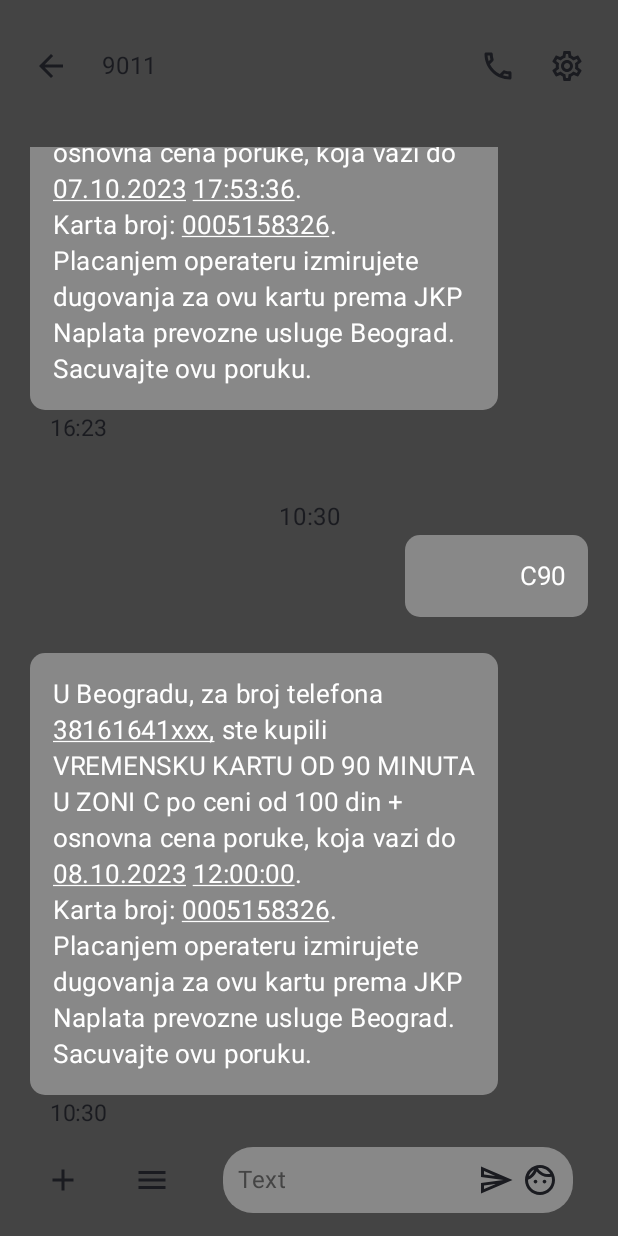
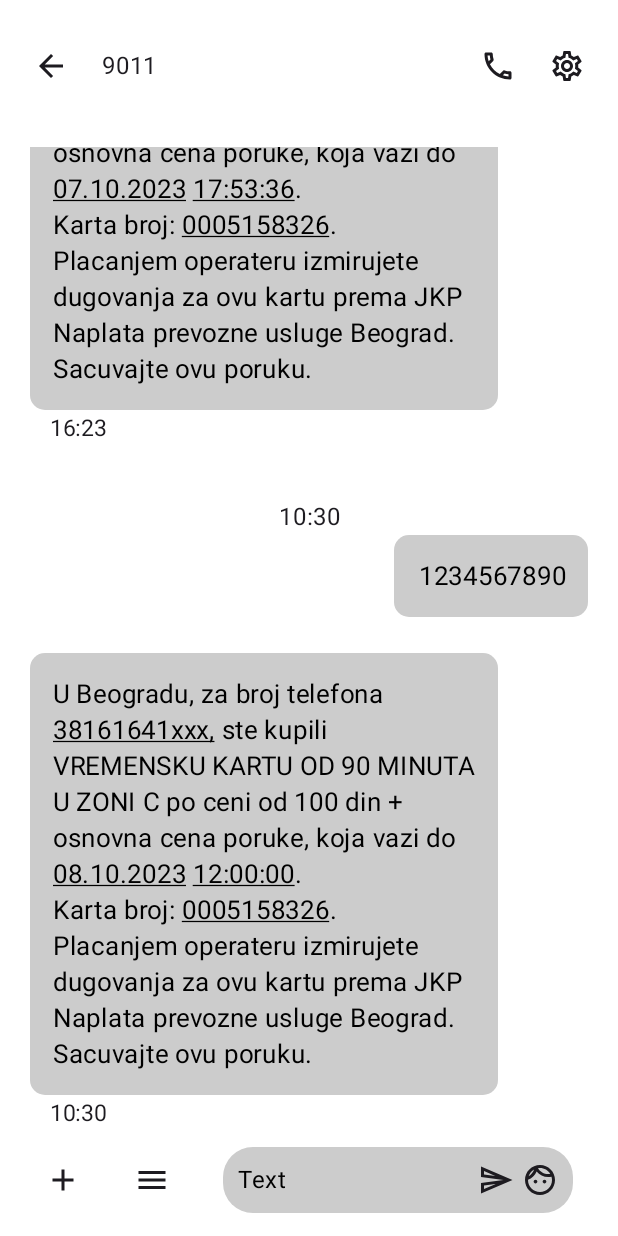
Before and after one commit to stcksmsh/BeogradPlusPlus, an Android app built with Jetpack Compose: the screen it shows after launch (MainActivity), on a phone screen of 412 x 824 dp. Run offline under Robolectric (Android 15) with nearby library versions, the phone set to English and light mode, and no system bars.

Commit message:
I think this change will completely solve the text wrapping issues some users had Closes #10

```diff
--- a/app/src/main/java/io/github/stcksmsh/beogradplusplus/MainActivity.kt
+++ b/app/src/main/java/io/github/stcksmsh/beogradplusplus/MainActivity.kt
@@ -76,7 +76,7 @@ fun Greeting(modifier: Modifier = Modifier) {
 
     Column(
         modifier = Modifier
-            .background(Color.DarkGray)
+            .background(MaterialTheme.colorScheme.tertiary)
             .fillMaxSize()
             .padding(top = 20.dp)
     ){
@@ -106,7 +106,7 @@ fun Greeting(modifier: Modifier = Modifier) {
             MessageBar(
                 modifier = Modifier
                     .fillMaxWidth()
-                    .background(Color.DarkGray)
+                    .background(MaterialTheme.colorScheme.tertiary)
                     .align(Alignment.BottomStart)
                     .padding(start = 30.dp, end = 30.dp, top = 15.dp, bottom = 15.dp)
             )
--- a/app/src/main/java/io/github/stcksmsh/beogradplusplus/Message.kt
+++ b/app/src/main/java/io/github/stcksmsh/beogradplusplus/Message.kt
@@ -3,6 +3,7 @@ package io.github.stcksmsh.beogradplusplus
 import androidx.compose.foundation.background
 import androidx.compose.foundation.layout.*
 import androidx.compose.foundation.shape.RoundedCornerShape
+import androidx.compose.material3.MaterialTheme
 import androidx.compose.material3.Text
 import androidx.compose.runtime.Composable
 import androidx.compose.runtime.MutableState
@@ -109,17 +110,19 @@ fun Message(time: Date, ticketTime: Date, ticket: MutableState<String>, phoneNum
         )
 
         Text(
-            text = ticket.value,
+//            text = ticket.value,
+            text = "1234567890",
             fontSize = 17.sp,
             textAlign = TextAlign.End,
-            color = Color.White,
+            color = MaterialTheme.colorScheme.primary,
             modifier = Modifier
                 .align(Alignment.End)
-                .fillMaxSize()
-                .padding(start = 250.dp)
+//                .fillMaxSize()
+                .padding(start = 60.dp)
                 .clip(RoundedCornerShape(10.dp))
-                .background(Color.Gray)
-                .padding(top = 15.dp, bottom = 15.dp, start = 0.dp, end = 15.dp)
+                .background(MaterialTheme.colorScheme.secondary)
+                .padding(top = 15.dp, bottom = 15.dp, start = 15.dp, end = 15.dp)
+                .widthIn(min = 0.dp)
         )
 
         Text(
@@ -145,13 +148,14 @@ fun Message(time: Date, ticketTime: Date, ticket: MutableState<String>, phoneNum
                 append(".\nPlacanjem operateru izmirujete dugovanja za ovu kartu prema JKP Naplata prevozne usluge Beograd.\nSacuvajte ovu poruku.")
             },
             fontSize = 17.sp,
-            color = Color.White,
+            color = MaterialTheme.colorScheme.primary,
             modifier = Modifier
-                .fillMaxSize()
+//                .fillMaxSize()
                 .padding(end = 60.dp)
                 .clip(RoundedCornerShape(10.dp))
-                .background(Color.Gray)
+                .background(MaterialTheme.colorScheme.secondary)
                 .padding(15.dp)
+                .widthIn(min = 0.dp)
         )
 
         Text(
--- a/app/src/main/java/io/github/stcksmsh/beogradplusplus/MessageBar.kt
+++ b/app/src/main/java/io/github/stcksmsh/beogradplusplus/MessageBar.kt
@@ -8,6 +8,7 @@ import androidx.compose.foundation.shape.RoundedCornerShape
 import androidx.compose.material.icons.Icons
 import androidx.compose.material.icons.outlined.*
 import androidx.compose.material3.Icon
+import androidx.compose.material3.MaterialTheme
 import androidx.compose.material3.Text
 import androidx.compose.runtime.Composable
 import androidx.compose.ui.Alignment
@@ -22,7 +23,7 @@ fun MessageBar(modifier: Modifier){
         horizontalArrangement = Arrangement.SpaceBetween,
         verticalAlignment = Alignment.CenterVertically,
         modifier = modifier
-            .background(Color.DarkGray)
+            .background(MaterialTheme.colorScheme.tertiary)
     ){
         Icon(Icons.Outlined.Add , contentDescription = "testing")
         Icon(Icons.Outlined.Menu , contentDescription = "testing")
@@ -30,10 +31,10 @@ fun MessageBar(modifier: Modifier){
             horizontalArrangement = Arrangement.spacedBy(5.dp),
             modifier = Modifier
                 .clip(RoundedCornerShape(20.dp))
-                .background(Color.Gray)
+                .background(MaterialTheme.colorScheme.secondary)
                 .padding(10.dp)
         ){
-            Text(text = "Text                           ", color = Color.DarkGray)
+            Text(text = "Text                           ", color = MaterialTheme.colorScheme.primary)
             Icon(Icons.Outlined.Send , contentDescription = "testing")
             Icon(Icons.Outlined.Face , contentDescription = "testing")
         }
--- a/app/src/main/java/io/github/stcksmsh/beogradplusplus/ui/theme/Theme.kt
+++ b/app/src/main/java/io/github/stcksmsh/beogradplusplus/ui/theme/Theme.kt
@@ -2,6 +2,8 @@ package io.github.stcksmsh.beogradplusplus.ui.theme
 
 import android.app.Activity
 import android.os.Build
+import android.view.View
+import android.view.Window
 import androidx.compose.foundation.isSystemInDarkTheme
 import androidx.compose.material3.MaterialTheme
 import androidx.compose.material3.darkColorScheme
@@ -10,38 +12,29 @@ import androidx.compose.material3.dynamicLightColorScheme
 import androidx.compose.material3.lightColorScheme
 import androidx.compose.runtime.Composable
 import androidx.compose.runtime.SideEffect
+import androidx.compose.ui.graphics.Color
 import androidx.compose.ui.graphics.toArgb
 import androidx.compose.ui.platform.LocalContext
 import androidx.compose.ui.platform.LocalView
 import androidx.core.view.WindowCompat
 
 private val DarkColorScheme = darkColorScheme(
-    primary = Purple80,
-    secondary = PurpleGrey80,
-    tertiary = Pink80
+    primary = Color.White,
+    secondary = Color.Gray,
+    tertiary = Color.DarkGray
 )
 
 private val LightColorScheme = lightColorScheme(
-    primary = Purple40,
-    secondary = PurpleGrey40,
-    tertiary = Pink40
-
-    /* Other default colors to override
-    background = Color(0xFFFFFBFE),
-    surface = Color(0xFFFFFBFE),
-    onPrimary = Color.White,
-    onSecondary = Color.White,
-    onTertiary = Color.White,
-    onBackground = Color(0xFF1C1B1F),
-    onSurface = Color(0xFF1C1B1F),
-    */
+    primary = Color.Black,
+    secondary = Color.LightGray,
+    tertiary = Color.White
 )
 
 @Composable
 fun BeogradPlusPlusTheme(
     darkTheme: Boolean = isSystemInDarkTheme(),
     // Dynamic color is available on Android 12+
-    dynamicColor: Boolean = true,
+    dynamicColor: Boolean = false,
     content: @Composable () -> Unit
 ) {
     val colorScheme = when {
```
